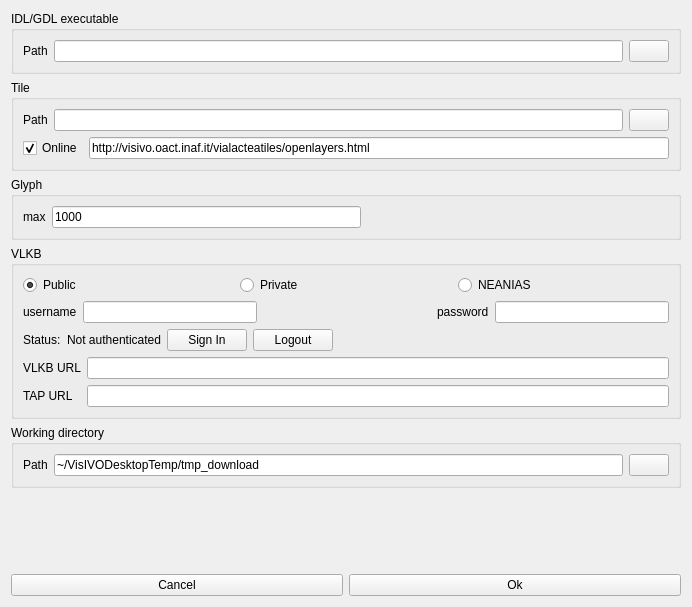
Old version of the form Code/ui/settingform.ui in the repository VisIVOLab/ViaLacteaVisualAnalytics.
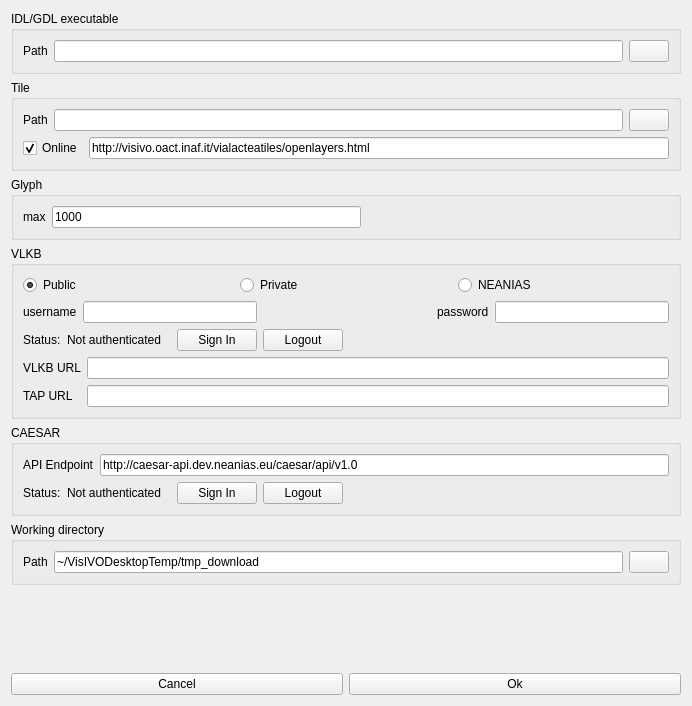
New version of the form. Icons and pictures are not drawn.

Commit message: Added caesar auth

The edit to the form file:
```diff
--- a/Code/ui/settingform.ui
+++ b/Code/ui/settingform.ui
@@ -7,7 +7,7 @@
     <x>0</x>
     <y>0</y>
     <width>692</width>
-    <height>607</height>
+    <height>706</height>
    </rect>
   </property>
   <property name="windowTitle">
@@ -239,7 +239,7 @@
           </property>
           <property name="sizeHint" stdset="0">
            <size>
-            <width>0</width>
+            <width>10</width>
             <height>20</height>
            </size>
           </property>
@@ -321,6 +321,97 @@
      </layout>
     </widget>
    </item>
+   <item>
+    <widget class="QGroupBox" name="caesarGroupBox">
+     <property name="title">
+      <string>CAESAR</string>
+     </property>
+     <layout class="QVBoxLayout" name="verticalLayout_4">
+      <item>
+       <layout class="QHBoxLayout" name="horizontalLayout_8">
+        <item>
+         <widget class="QLabel" name="label_7">
+          <property name="text">
+           <string>API Endpoint</string>
+          </property>
+         </widget>
+        </item>
+        <item>
+         <widget class="QLineEdit" name="lineEdit">
+          <property name="text">
+           <string>http://caesar-api.dev.neanias.eu/caesar/api/v1.0</string>
+          </property>
+         </widget>
+        </item>
+       </layout>
+      </item>
+      <item>
+       <layout class="QHBoxLayout" name="horizontalLayout_9">
+        <item>
+         <widget class="QLabel" name="label_9">
+          <property name="text">
+           <string>Status:</string>
+          </property>
+         </widget>
+        </item>
+        <item>
+         <widget class="QLabel" name="caesarAuthStatusLabel">
+          <property name="text">
+           <string>Not authenticated</string>
+          </property>
+         </widget>
+        </item>
+        <item>
+         <spacer name="horizontalSpacer_5">
+          <property name="orientation">
+           <enum>Qt::Horizontal</enum>
+          </property>
+          <property name="sizeType">
+           <enum>QSizePolicy::MinimumExpanding</enum>
+          </property>
+          <property name="sizeHint" stdset="0">
+           <size>
+            <width>10</width>
+            <height>20</height>
+           </size>
+          </property>
+         </spacer>
+        </item>
+        <item>
+         <widget class="QPushButton" name="caesarLoginButton">
+          <property name="text">
+           <string>Sign In</string>
+          </property>
+         </widget>
+        </item>
+        <item>
+         <widget class="QPushButton" name="caesarLogoutButton">
+          <property name="text">
+           <string>Logout</string>
+          </property>
+         </widget>
+        </item>
+        <item>
+         <spacer name="horizontalSpacer_6">
+          <property name="orientation">
+           <enum>Qt::Horizontal</enum>
+          </property>
+          <property name="sizeType">
+           <enum>QSizePolicy::Preferred</enum>
+          </property>
+          <property name="sizeHint" stdset="0">
+           <size>
+            <width>380</width>
+            <height>20</height>
+           </size>
+          </property>
+         </spacer>
+        </item>
+       </layout>
+      </item>
+     </layout>
+    </widget>
+   </item>
    <item>
     <widget class="QGroupBox" name="groupBox_4">
      <property name="title">
```
Left out of the diff: 10 changed lines with no effect on the pictures. The commit also changes 11 other files.
